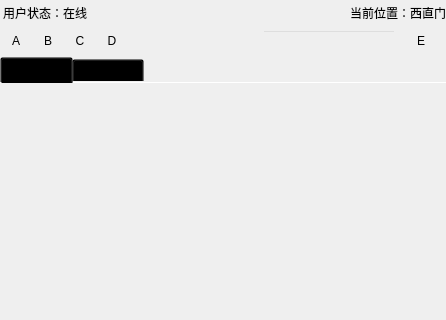
First picture: the form in deliciousClient/mainwindow.ui, repository gaoxiaojun/delicacymap, before the edit; both pictures show x 0 to 446 and y 0 to 320 of the 446 by 492 pixel window.
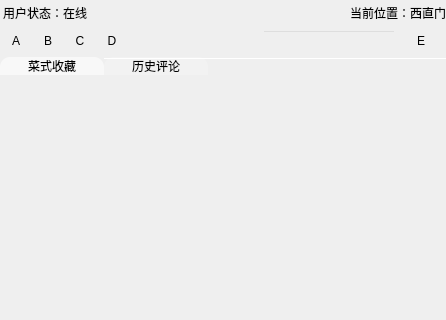
Second picture: the form after the edit. The open tabs and pages were chosen to show the change. Icons and pictures are not drawn.

The edit to the form file:
```diff
--- a/deliciousClient/mainwindow.ui
+++ b/deliciousClient/mainwindow.ui
@@ -252,6 +252,28 @@
     </item>
     <item>
      <widget class="QStackedWidget" name="stackedWidget">
+      <property name="styleSheet">
+       <string notr="true">QTabWidget::pane {
+border: 0;
+}
+QTabBar{
+border-width: 0;
+}
+QTabBar::tab {
+background-color: rgba(255, 255, 255, 55);
+border-top-left-radius: 10px;
+border-top-right-radius: 10px;
+border-bottom-width: 0;
+min-width: 100px;
+padding: 2px;
+}
+QTabBar::tab:selected {
+background-color: rgba(255, 255, 255, 145);
+}
+QTabBar::tab:hover {
+background-color: rgba(255, 255, 255, 200);
+}</string>
+      </property>
       <property name="currentIndex">
        <number>0</number>
       </property>
@@ -265,6 +287,9 @@
         </property>
         <item>
          <widget class="QTabWidget" name="tabWidget">
+          <property name="styleSheet">
+           <string notr="true"/>
+          </property>
           <property name="tabShape">
            <enum>QTabWidget::Rounded</enum>
           </property>
```
Left out of the diff: 4 changed lines with no effect on the pictures.
